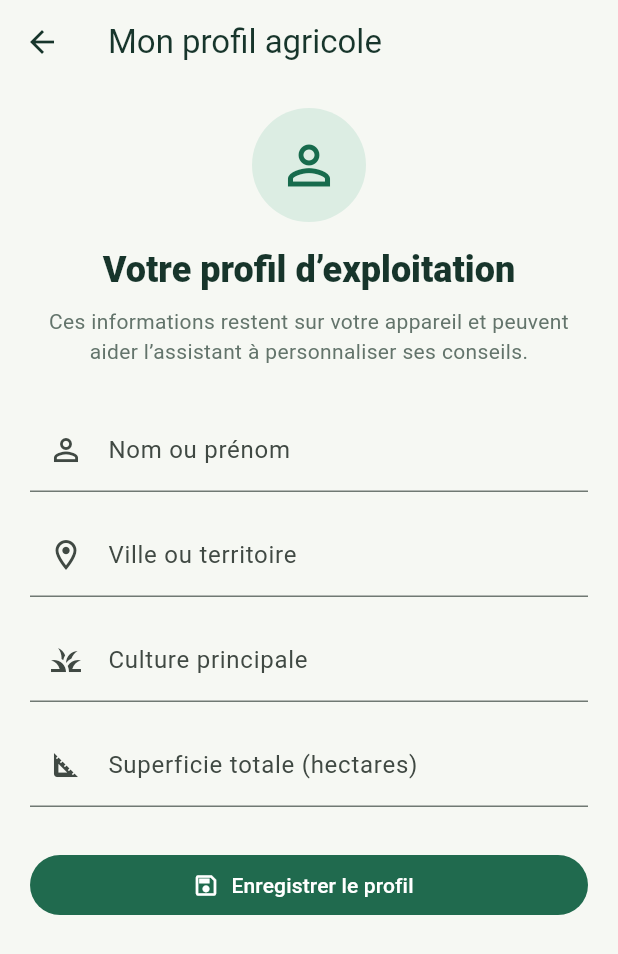
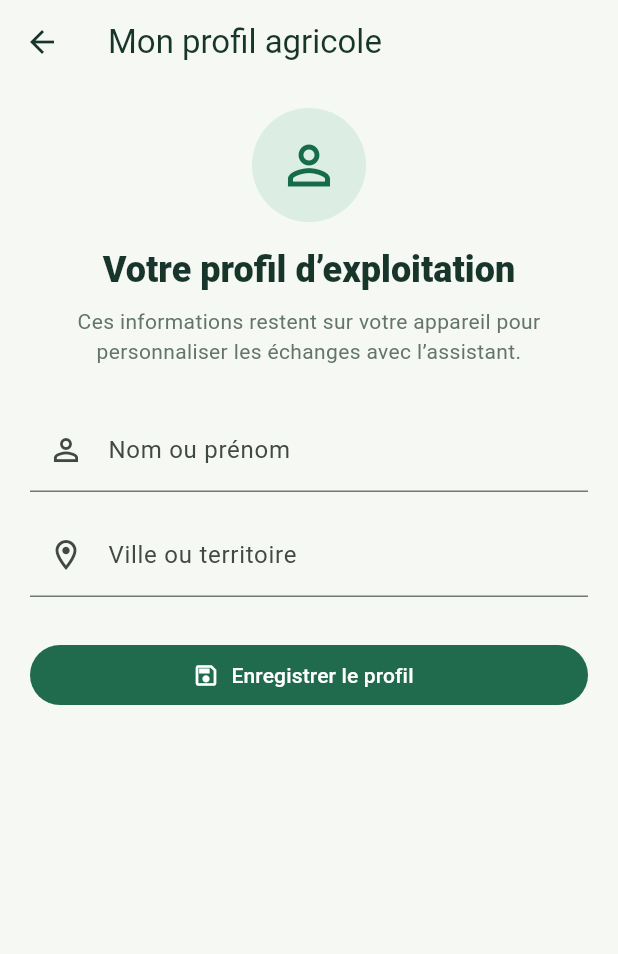
Before and after one commit to sefimiakanda/Agrivision-RDC, a Flutter app: the screen it shows after launch, after a tap on the "person outline" icon, on a phone screen of 412 x 824 dp. Shown: the top 954 px of the screen. Run offline on Flutter 3.47's test engine with Material 3 defaults, Android fonts, the phone set to English and light mode, and no system bars; our stand-ins replace shared_preferences, sqflite; accounts and stored records are empty.

Commit message:
feat: update UI

```diff
--- a/lib/views/profile/profile_screen.dart
+++ b/lib/views/profile/profile_screen.dart
@@ -29,8 +29,6 @@ class _ProfileViewState extends State<_ProfileView> {
   final _formKey = GlobalKey<FormState>();
   late final TextEditingController _nameController;
   late final TextEditingController _cityController;
-  late final TextEditingController _cultureController;
-  late final TextEditingController _sizeController;
 
   @override
   void initState() {
@@ -38,18 +36,12 @@ class _ProfileViewState extends State<_ProfileView> {
     final profile = context.read<ProfileProvider>().profile;
     _nameController = TextEditingController(text: profile.name);
     _cityController = TextEditingController(text: profile.city);
-    _cultureController = TextEditingController(text: profile.mainCulture);
-    _sizeController = TextEditingController(
-      text: profile.farmSize > 0 ? profile.farmSize.toString() : '',
-    );
   }
 
   @override
   void dispose() {
     _nameController.dispose();
     _cityController.dispose();
-    _cultureController.dispose();
-    _sizeController.dispose();
     super.dispose();
   }
 
@@ -87,7 +79,7 @@ class _ProfileViewState extends State<_ProfileView> {
                 ),
                 const SizedBox(height: 8),
                 const Text(
-                  'Ces informations restent sur votre appareil et peuvent aider l’assistant à personnaliser ses conseils.',
+                  'Ces informations restent sur votre appareil pour personnaliser les échanges avec l’assistant.',
                   textAlign: TextAlign.center,
                   style: TextStyle(color: Color(0xFF63746B), height: 1.4),
                 ),
@@ -98,26 +90,6 @@ class _ProfileViewState extends State<_ProfileView> {
                   _cityController,
                   'Ville ou territoire',
                   Icons.location_on_outlined,
-                ),
-                const SizedBox(height: 14),
-                _field(_cultureController, 'Culture principale', Icons.grass),
-                const SizedBox(height: 14),
-                _field(
-                  _sizeController,
-                  'Superficie totale (hectares)',
-                  Icons.square_foot,
-                  keyboardType: const TextInputType.numberWithOptions(
-                    decimal: true,
-                  ),
-                  validator: (value) {
-                    if (value == null || value.trim().isEmpty) return null;
-                    final size = double.tryParse(
-                      value.trim().replaceAll(',', '.'),
-                    );
-                    return size == null || size < 0
-                        ? 'Saisissez un nombre valide.'
-                        : null;
-                  },
                 ),
                 const SizedBox(height: 28),
                 FilledButton.icon(
@@ -168,13 +140,9 @@ class _ProfileViewState extends State<_ProfileView> {
 
   Future<void> _save() async {
     if (!_formKey.currentState!.validate()) return;
-    final size =
-        double.tryParse(_sizeController.text.trim().replaceAll(',', '.')) ?? 0;
     final profile = AgriculteurProfile(
       name: _nameController.text.trim(),
       city: _cityController.text.trim(),
-      mainCulture: _cultureController.text.trim(),
-      farmSize: size,
     );
     final saved = await context.read<ProfileProvider>().save(profile);
     if (saved && mounted) Navigator.of(context).pop();
```
